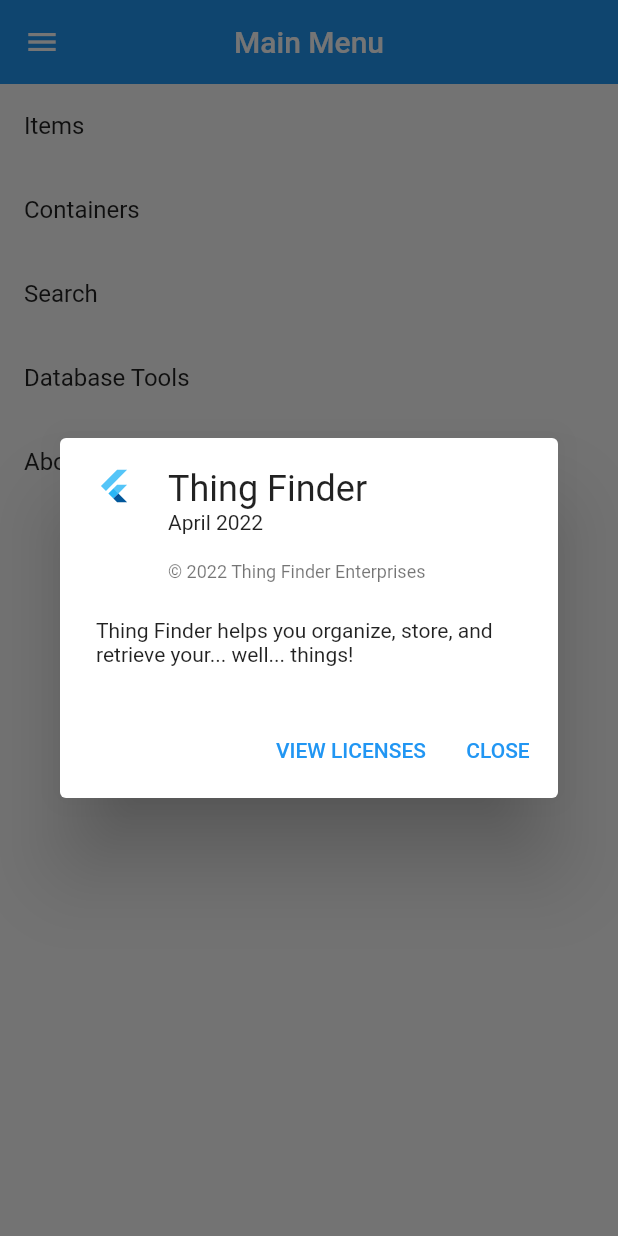
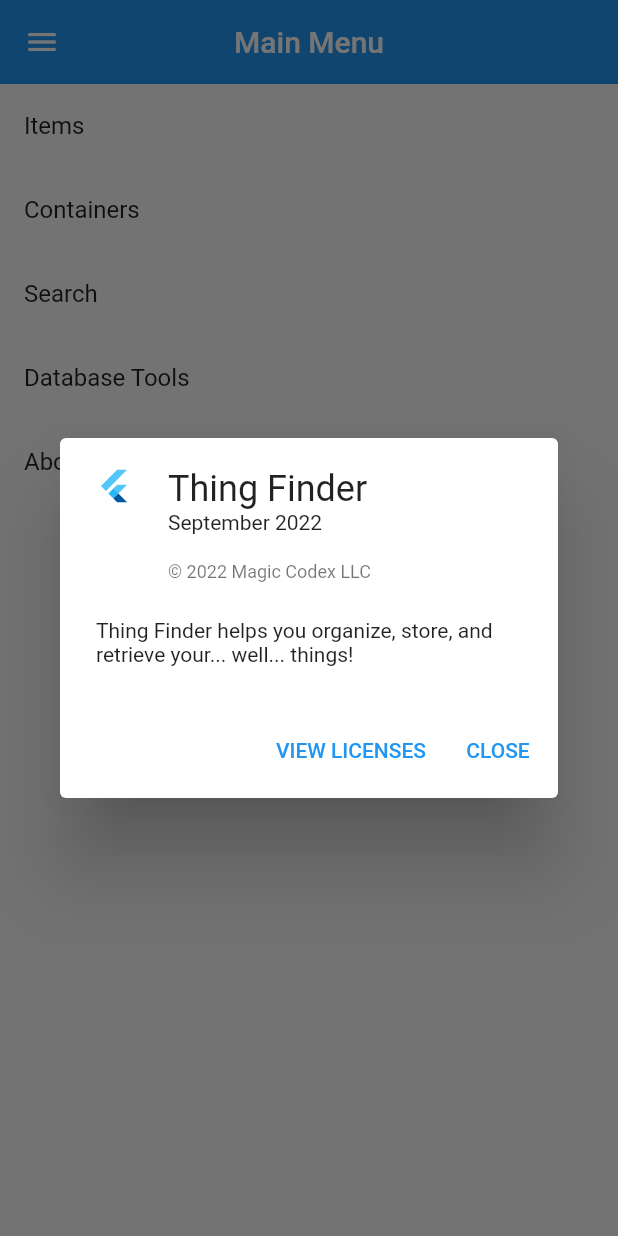
Before and after one commit to jlprince21/thing_finder, a Flutter app: the screen it shows after launch, after a tap on "About", on a phone screen of 412 x 824 dp. Run offline on Flutter 3.47's test engine with Material 2 defaults, Android fonts, the light colour scheme and no system bars; our stand-ins replace drift, file_picker, get, share_plus; accounts and stored records are empty; generated files the repository leaves out were written again.

Commit message:
Update Minimum OS Version, add NSPhotoLibraryUsageDescription, add Magic Codex LLC to pbxproj and About page

```diff
--- a/lib/util/app_drawer.dart
+++ b/lib/util/app_drawer.dart
@@ -105,8 +105,8 @@
               context: context,
               applicationIcon: const FlutterLogo(),
               applicationName: 'Thing Finder',
-              applicationVersion: 'April 2022',
-              applicationLegalese: '\u{a9} 2022 Thing Finder Enterprises',
+              applicationVersion: 'September 2022',
+              applicationLegalese: '\u{a9} 2022 Magic Codex LLC',
               children: aboutBoxChildren,
             );
         },
```
Also changed, not shown: 3 other files.
